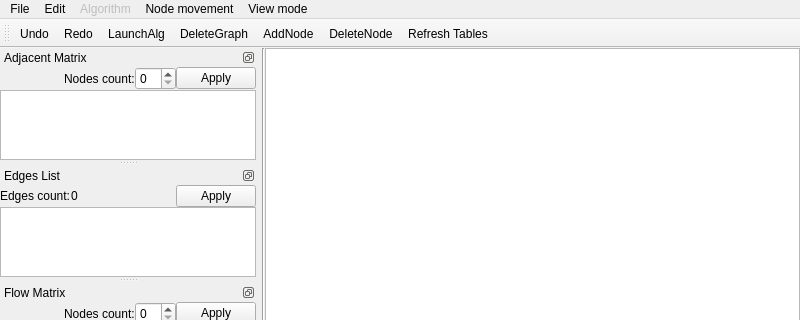
This is mainwindow.ui in C0FFiN-prod/graph-works as Qt 5 draws it before an edit; both pictures show x 0 to 800 and y 0 to 320 of the 800 by 693 pixel window. The edited form follows.
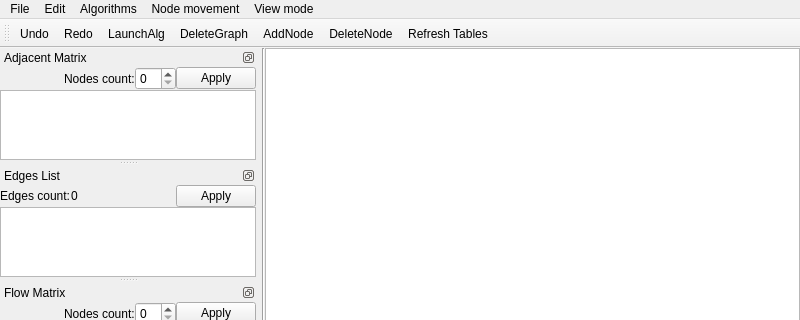
This is the edited form. Icons and pictures are not drawn.

Commit message: Floyd Warshall algorithm done

Patch:
```diff
--- a/mainwindow.ui
+++ b/mainwindow.ui
@@ -104,12 +104,9 @@
     <addaction name="actionPaste"/>
     <addaction name="actionRefreshTables"/>
    </widget>
-   <widget class="QMenu" name="menuAlgorithm">
-    <property name="enabled">
-     <bool>false</bool>
-    </property>
+   <widget class="QMenu" name="menuAlgorithms">
     <property name="title">
-     <string>Algorithm</string>
+     <string>Algorithms</string>
     </property>
    </widget>
    <widget class="QMenu" name="menuNode_movement">
@@ -134,7 +131,7 @@
    </widget>
    <addaction name="menuFile"/>
    <addaction name="menuEdit"/>
-   <addaction name="menuAlgorithm"/>
+   <addaction name="menuAlgorithms"/>
    <addaction name="menuNode_movement"/>
    <addaction name="menuView_mode"/>
   </widget>
```
Left out of the diff: 6 changed lines with no effect on the pictures. The commit also changes 5 other files.
